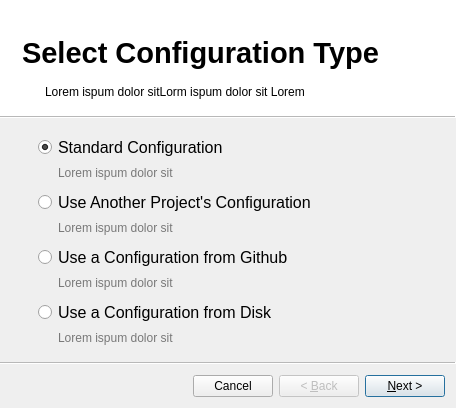
Old version of the form resources/setup_project.ui in the repository shotgunsoftware/tk-framework-adminui.
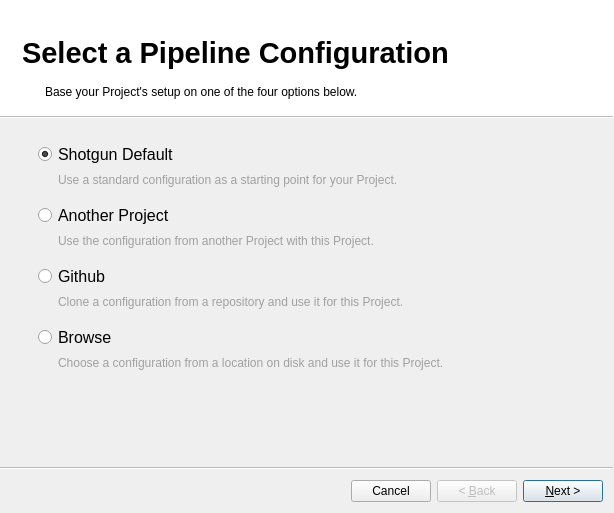
New version of the form. Icons and pictures are not drawn. Custom widgets are drawn as their Qt base class.

Commit message: Ticket #25712 - Added screen to select default configs.  Copy changes.

Diff of the .ui file:
```diff
--- a/resources/setup_project.ui
+++ b/resources/setup_project.ui
@@ -6,8 +6,8 @@
    <rect>
     <x>0</x>
     <y>0</y>
-    <width>456</width>
-    <height>408</height>
+    <width>614</width>
+    <height>513</height>
    </rect>
   </property>
   <property name="windowTitle">
@@ -37,36 +37,37 @@
 
 QLabel {
 	font-size: 12px;
-	color: rgb(120, 120,120);
+	color: rgb(160, 160, 160);
 }</string>
    </property>
    <property name="title">
-    <string>&lt;p&gt;&lt;/p&gt;&lt;font size=18&gt;Select Configuration Type&lt;/font&gt;&lt;p&gt;&lt;/p&gt;</string>
+    <string>&lt;p&gt;&lt;/p&gt;&lt;font size=18&gt;Select a Pipeline Configuration&lt;/font&gt;&lt;p&gt;&lt;/p&gt;</string>
    </property>
    <property name="subTitle">
-    <string>Lorem ispum dolor sitLorm ispum dolor sit Lorem</string>
+    <string>&lt;p style=&quot;line-height: 130%&quot;&gt;Base your Project's setup on one of the four options below.&lt;/p&gt;</string>
    </property>
-   <layout class="QVBoxLayout" name="verticalLayout">
+   <layout class="QVBoxLayout" name="verticalLayout" stretch="0,0,0,0,0,0,0,0,0,0,0,1">
     <property name="leftMargin">
      <number>25</number>
     </property>
-    <item>
-     <spacer name="verticalSpacer_3">
-      <property name="orientation">
-       <enum>Qt::Vertical</enum>
-      </property>
-      <property name="sizeHint" stdset="0">
-       <size>
-        <width>20</width>
-        <height>40</height>
-       </size>
-      </property>
-     </spacer>
-    </item>
+    <property name="topMargin">
+     <number>20</number>
+    </property>
+    <property name="rightMargin">
+     <number>25</number>
+    </property>
+    <property name="bottomMargin">
+     <number>20</number>
+    </property>
     <item>
      <widget class="QRadioButton" name="select_standard">
+      <property name="font">
+       <font>
+        <pointsize>-1</pointsize>
+       </font>
+      </property>
       <property name="text">
-       <string>Standard Configuration</string>
+       <string>Shotgun Default</string>
       </property>
       <property name="checked">
        <bool>true</bool>
@@ -76,7 +77,7 @@
     <item>
      <widget class="QLabel" name="label_standard">
       <property name="text">
-       <string>Lorem ispum dolor sit</string>
+       <string>Use a standard configuration as a starting point for your Project.</string>
       </property>
       <property name="indent">
        <number>20</number>
@@ -91,25 +92,33 @@
       <property name="orientation">
        <enum>Qt::Vertical</enum>
       </property>
+      <property name="sizeType">
+       <enum>QSizePolicy::Fixed</enum>
+      </property>
       <property name="sizeHint" stdset="0">
        <size>
         <width>20</width>
-        <height>40</height>
+        <height>10</height>
        </size>
       </property>
      </spacer>
     </item>
     <item>
      <widget class="QRadioButton" name="select_project">
+      <property name="font">
+       <font>
+        <pointsize>-1</pointsize>
+       </font>
+      </property>
       <property name="text">
-       <string>Use Another Project's Configuration</string>
+       <string>Another Project</string>
       </property>
      </widget>
     </item>
     <item>
      <widget class="QLabel" name="label_project">
       <property name="text">
-       <string>Lorem ispum dolor sit</string>
+       <string>Use the configuration from another Project with this Project.</string>
       </property>
       <property name="indent">
        <number>20</number>
@@ -124,25 +133,33 @@
       <property name="orientation">
        <enum>Qt::Vertical</enum>
       </property>
+      <property name="sizeType">
+       <enum>QSizePolicy::Fixed</enum>
+      </property>
       <property name="sizeHint" stdset="0">
        <size>
         <width>20</width>
-        <height>40</height>
+        <height>10</height>
        </size>
       </property>
      </spacer>
     </item>
     <item>
      <widget class="QRadioButton" name="select_github">
+      <property name="font">
+       <font>
+        <pointsize>-1</pointsize>
+       </font>
+      </property>
       <property name="text">
-       <string>Use a Configuration from Github</string>
+       <string>Github</string>
       </property>
      </widget>
     </item>
     <item>
      <widget class="QLabel" name="label_github">
       <property name="text">
-       <string>Lorem ispum dolor sit</string>
+       <string>Clone a configuration from a repository and use it for this Project.</string>
       </property>
       <property name="indent">
        <number>20</number>
@@ -157,25 +174,33 @@
       <property name="orientation">
        <enum>Qt::Vertical</enum>
       </property>
+      <property name="sizeType">
+       <enum>QSizePolicy::Fixed</enum>
+      </property>
       <property name="sizeHint" stdset="0">
        <size>
         <width>20</width>
-        <height>40</height>
+        <height>10</height>
        </size>
       </property>
      </spacer>
     </item>
     <item>
      <widget class="QRadioButton" name="select_disk">
+      <property name="font">
+       <font>
+        <pointsize>-1</pointsize>
+       </font>
+      </property>
       <property name="text">
-       <string>Use a Configuration from Disk</string>
+       <string>Browse</string>
       </property>
      </widget>
     </item>
     <item>
      <widget class="QLabel" name="label_disk">
       <property name="text">
-       <string>Lorem ispum dolor sit</string>
+       <string>Choose a configuration from a location on disk and use it for this Project.</string>
       </property>
       <property name="indent">
        <number>20</number>
@@ -840,6 +865,12 @@
    <header>..setup_project.storage_locations_page.h</header>
    <container>1</container>
   </customwidget>
+  <customwidget>
+   <class>DefaultConfigPage</class>
+   <extends>QWizardPage</extends>
+   <header>..setup_project.default_config_page.h</header>
+   <container>1</container>
+  </customwidget>
  </customwidgets>
  <tabstops>
   <tabstop>select_standard</tabstop>
```
Left out of the diff: 413 changed lines with no effect on the pictures. The commit also changes 6 other files.
